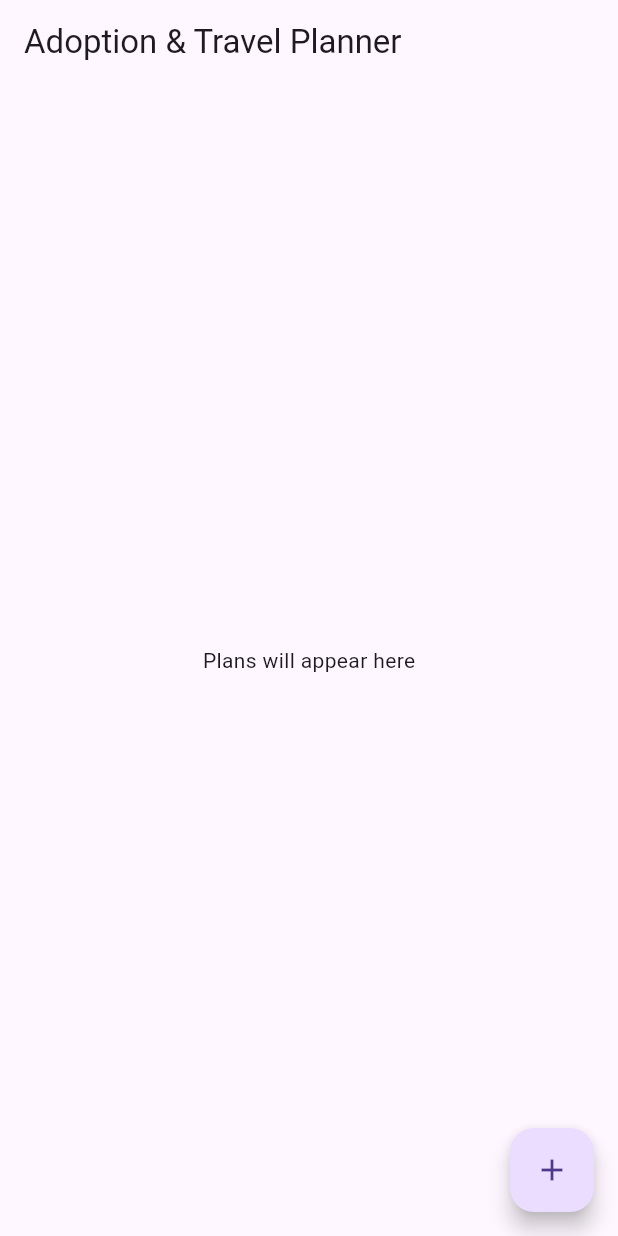
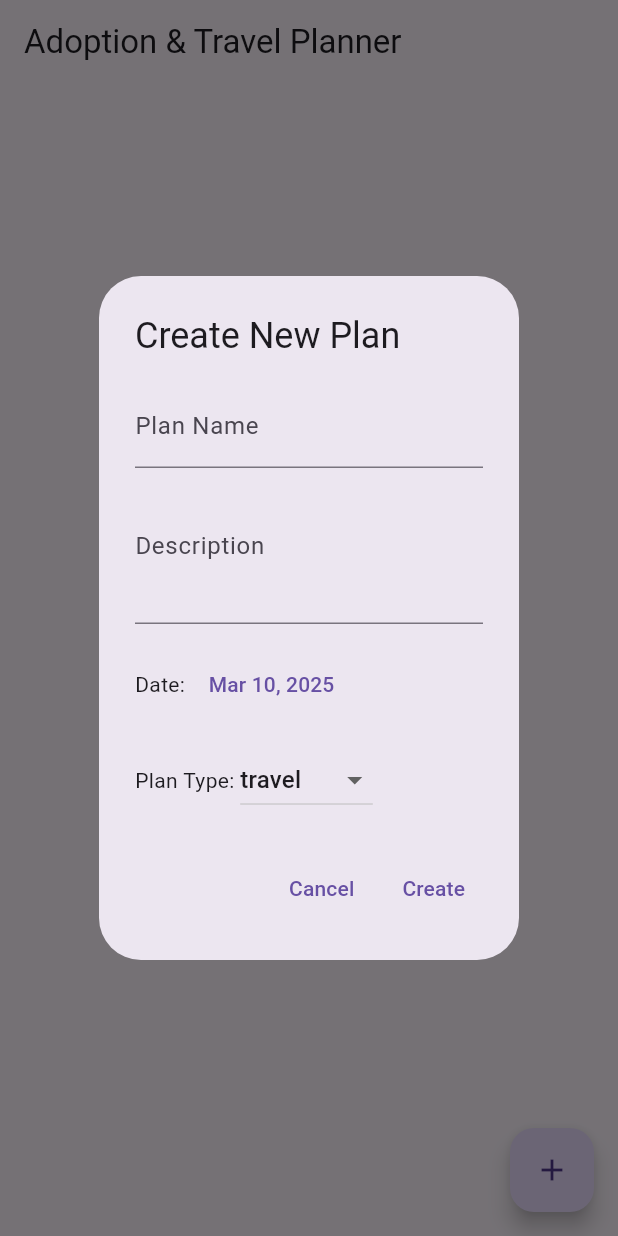
Before and after one commit to fizzahfaizi21/Plan_app, a Flutter app: the screen it shows after launch, after a tap on the "add" icon, on a phone screen of 412 x 824 dp. Run offline on Flutter 3.47's test engine with Material 3 defaults, Android fonts, the phone set to English and light mode, and no system bars.

Commit message:
added an option to name task, add description, date, and plan type

```diff
--- a/lib/main.dart
+++ b/lib/main.dart
@@ -1,4 +1,5 @@
 import 'package:flutter/material.dart';
+import 'package:intl/intl.dart';
 
 void main() {
   runApp(const AdoptionTravelPlannerApp());
@@ -28,7 +29,6 @@ class PlanManagerScreen extends StatefulWidget {
 }
 
 class _PlanManagerScreenState extends State<PlanManagerScreen> {
-  // Plan data model - we'll expand this
   final List<Plan> _plans = [];
 
   @override
@@ -51,17 +51,135 @@ class _PlanManagerScreenState extends State<PlanManagerScreen> {
   }
 
   void _showAddPlanDialog() {
-    // We'll implement this in the next step
+    final nameController = TextEditingController();
+    final descriptionController = TextEditingController();
+    DateTime selectedDate = DateTime.now();
+    PlanType selectedType = PlanType.travel;
+
+    showDialog(
+      context: context,
+      builder: (context) {
+        return StatefulBuilder(
+          builder: (context, setState) {
+            return AlertDialog(
+              title: const Text('Create New Plan'),
+              content: SingleChildScrollView(
+                child: Column(
+                  mainAxisSize: MainAxisSize.min,
+                  children: [
+                    TextField(
+                      controller: nameController,
+                      decoration: const InputDecoration(
+                        labelText: 'Plan Name',
+                        hintText: 'Enter plan name',
+                      ),
+                    ),
+                    TextField(
+                      controller: descriptionController,
+                      decoration: const InputDecoration(
+                        labelText: 'Description',
+                        hintText: 'Enter plan description',
+                      ),
+                      maxLines: 3,
+                    ),
+                    const SizedBox(height: 16),
+                    Row(
+                      children: [
+                        const Text('Date: '),
+                        TextButton(
+                          onPressed: () async {
+                            final pickedDate = await showDatePicker(
+                              context: context,
+                              initialDate: selectedDate,
+                              firstDate: DateTime.now(),
+                              lastDate: DateTime(2030),
+                            );
+                            if (pickedDate != null) {
+                              setState(() {
+                                selectedDate = pickedDate;
+                              });
+                            }
+                          },
+                          child: Text(
+                            DateFormat('MMM dd, yyyy').format(selectedDate),
+                          ),
+                        ),
+                      ],
+                    ),
+                    const SizedBox(height: 16),
+                    Row(
+                      children: [
+                        const Text('Plan Type: '),
+                        DropdownButton<PlanType>(
+                          value: selectedType,
+                          onChanged: (PlanType? newValue) {
+                            setState(() {
+                              selectedType = newValue!;
+                            });
+                          },
+                          items: PlanType.values
+                              .map<DropdownMenuItem<PlanType>>(
+                                  (PlanType value) {
+                            return DropdownMenuItem<PlanType>(
+                              value: value,
+                              child: Text(value.toString().split('.').last),
+                            );
+                          }).toList(),
+                        ),
+                      ],
+                    ),
+                  ],
+                ),
+              ),
+              actions: [
+                TextButton(
+                  onPressed: () {
+                    Navigator.of(context).pop();
+                  },
+                  child: const Text('Cancel'),
+                ),
+                TextButton(
+                  onPressed: () {
+                    if (nameController.text.isNotEmpty) {
+                      _addPlan(
+                        nameController.text,
+                        descriptionController.text,
+                        selectedDate,
+                        selectedType,
+                      );
+                      Navigator.of(context).pop();
+                    }
+                  },
+                  child: const Text('Create'),
+                ),
+              ],
+            );
+          },
+        );
+      },
+    );
+  }
+
+  void _addPlan(String name, String description, DateTime date, PlanType type) {
+    setState(() {
+      _plans.add(
+        Plan(
+          name: name,
+          description: description,
+          date: date,
+          type: type,
+        ),
+      );
+    });
   }
 }
 
-// Plan data model
 class Plan {
   String name;
   String description;
   DateTime date;
   bool isCompleted;
-  PlanType type; // adoption or travel
+  PlanType type;
 
   Plan({
     required this.name,
@@ -72,7 +190,6 @@ class Plan {
   });
 }
 
-// Plan type enum
 enum PlanType {
   adoption,
   travel,
--- a/pubspec.yaml
+++ b/pubspec.yaml
@@ -30,6 +30,7 @@ environment:
 dependencies:
   flutter:
     sdk: flutter
+  intl: ^0.17.0
 
   # The following adds the Cupertino Icons font to your application.
   # Use with the CupertinoIcons class for iOS style icons.
```
Also changed, not shown: pubspec.lock.
